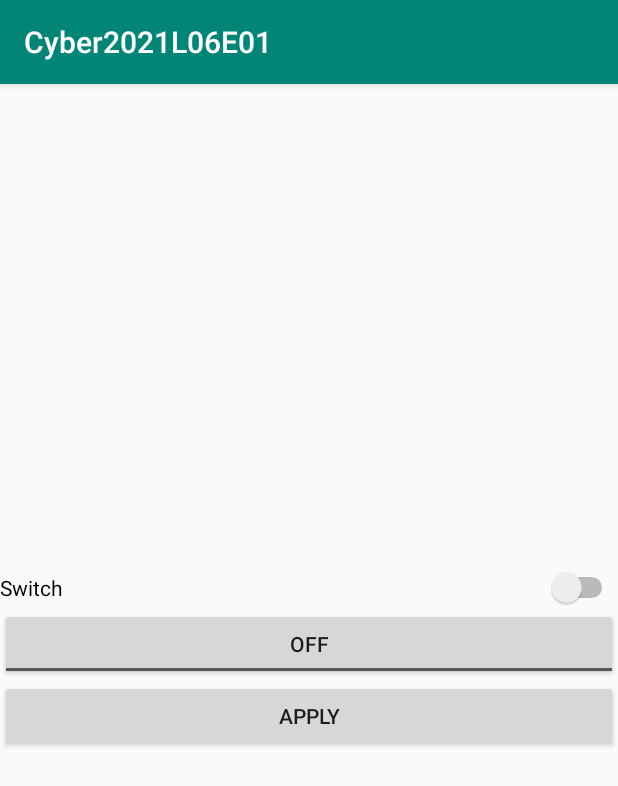
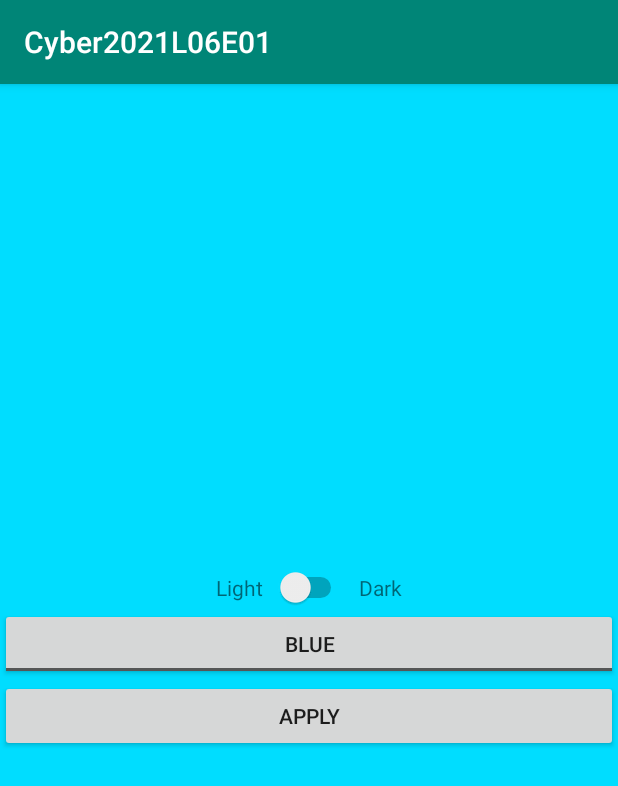
Before and after one commit to Leo40Git/Cyber2021L06E01, an Android app: the screen it shows after launch (MainActivity), after a tap on "APPLY", on a phone screen of 412 x 824 dp. Shown: the top 786 px of the screen. Run offline under Robolectric (Android 15) with nearby library versions, the phone set to English and light mode, and no system bars.

Commit message:
design & programming

```diff
--- a/app/src/main/java/com/leo/cyber2021l06e01/MainActivity.java
+++ b/app/src/main/java/com/leo/cyber2021l06e01/MainActivity.java
@@ -1,13 +1,48 @@
 package com.leo.cyber2021l06e01;
 
+import android.os.Build;
 import android.support.v7.app.AppCompatActivity;
 import android.os.Bundle;
+import android.view.View;
+import android.widget.Switch;
+import android.widget.ToggleButton;
 
 public class MainActivity extends AppCompatActivity {
+
+    private Switch sw;
+    private ToggleButton tb;
 
     @Override
     protected void onCreate(Bundle savedInstanceState) {
         super.onCreate(savedInstanceState);
         setContentView(R.layout.activity_main);
+
+        sw = findViewById(R.id.sw);
+        tb = findViewById(R.id.tb);
+    }
+
+    public void onClick_btnApply(View view) {
+        int colId;
+        if (tb.isChecked()) {
+            if (sw.isChecked())
+                colId = android.R.color.holo_red_dark;
+            else
+                colId = android.R.color.holo_red_light;
+        } else {
+            if (sw.isChecked())
+                colId = android.R.color.holo_blue_dark;
+            else
+                colId = android.R.color.holo_blue_bright;
+        }
+        setBackColor(colId);
+    }
+
+    private void setBackColor(int colId) {
+        int color;
+        if (Build.VERSION.SDK_INT < 23)
+            color = getResources().getColor(colId);
+        else
+            color = getResources().getColor(colId, getTheme());
+        getWindow().getDecorView().setBackgroundColor(color);
     }
 }
--- a/app/src/main/res/layout/activity_main.xml
+++ b/app/src/main/res/layout/activity_main.xml
@@ -8,17 +8,47 @@
     android:orientation="vertical"
     tools:context=".MainActivity">
 
-    <Switch
-        android:id="@+id/sw"
-        android:layout_width="match_parent"
+    <LinearLayout
+        android:layout_width="wrap_content"
         android:layout_height="wrap_content"
-        android:text="Switch" />
+        android:gravity="center_horizontal"
+        android:orientation="horizontal">
+
+        <TextView
+            android:layout_width="wrap_content"
+            android:layout_height="wrap_content"
+            android:layout_weight="1"
+            android:text="Light" />
+
+        <Space
+            android:layout_width="8dp"
+            android:layout_height="wrap_content"
+            android:layout_weight="1" />
+
+        <Switch
+            android:id="@+id/sw"
+            android:layout_width="wrap_content"
+            android:layout_height="wrap_content" />
+
+        <Space
+            android:layout_width="8dp"
+            android:layout_height="wrap_content"
+            android:layout_weight="1" />
+
+        <TextView
+            android:layout_width="wrap_content"
+            android:layout_height="wrap_content"
+            android:layout_weight="1"
+            android:text="Dark" />
+    </LinearLayout>
 
     <ToggleButton
         android:id="@+id/tb"
         android:layout_width="match_parent"
         android:layout_height="wrap_content"
-        android:text="ToggleButton" />
+        android:text="ToggleButton"
+        android:textOff="Blue"
+        android:textOn="Red" />
 
     <Button
         android:id="@+id/btnApply"
```
